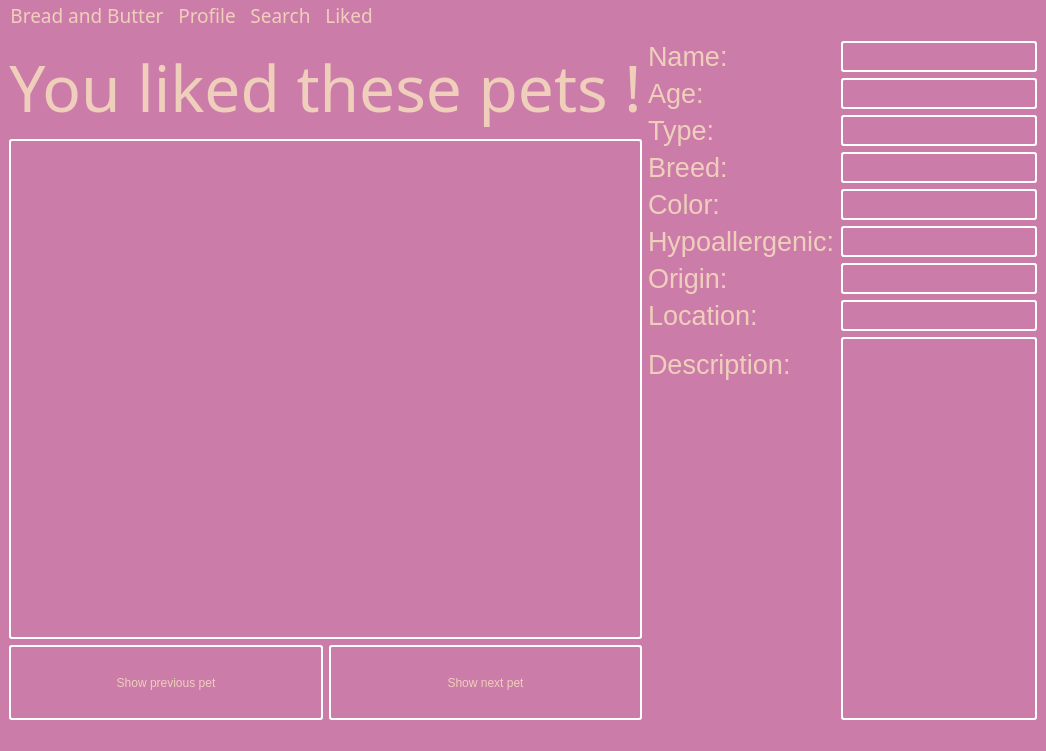
The window that breadnbutter/gui/petliked.ui (jacksodl23/cs-205-pet-adoption) describes before a commit, drawn with Qt 5.
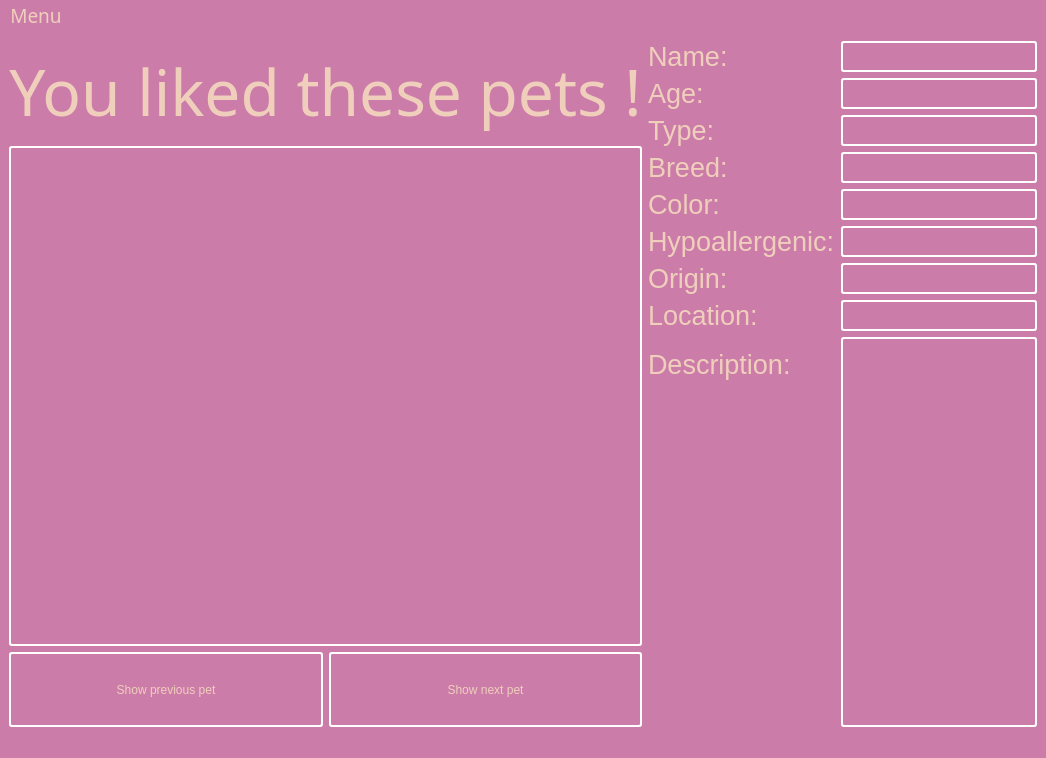
The same window after the commit.

Commit message: reoganized menus

Diff of the .ui file:
```diff
--- a/breadnbutter/gui/petliked.ui
+++ b/breadnbutter/gui/petliked.ui
@@ -7,7 +7,7 @@
     <x>0</x>
     <y>0</y>
     <width>1046</width>
-    <height>751</height>
+    <height>758</height>
    </rect>
   </property>
   <property name="palette">
@@ -779,36 +779,15 @@
    </property>
    <widget class="QMenu" name="menuBread_and_Butter">
     <property name="title">
-     <string>Bread and Butter</string>
+     <string>Menu</string>
     </property>
     <addaction name="actionAbout"/>
     <addaction name="actionLog_out"/>
-   </widget>
-   <widget class="QMenu" name="menuProfile">
-    <property name="font">
-     <font>
-      <family>Dyuthi</family>
-      <pointsize>14</pointsize>
-     </font>
-    </property>
-    <property name="title">
-     <string>Profile</string>
-    </property>
-   </widget>
-   <widget class="QMenu" name="menuSearch">
-    <property name="title">
-     <string>Search</string>
-    </property>
-   </widget>
-   <widget class="QMenu" name="menuLiked">
-    <property name="title">
-     <string>Liked</string>
-    </property>
+    <addaction name="actionSearch"/>
+    <addaction name="actionHelp"/>
+    <addaction name="actionLog_out_2"/>
    </widget>
    <addaction name="menuBread_and_Butter"/>
-   <addaction name="menuProfile"/>
-   <addaction name="menuSearch"/>
-   <addaction name="menuLiked"/>
   </widget>
   <widget class="QStatusBar" name="statusbar"/>
   <action name="actionAbout">
```
Left out of the diff: 29 changed lines with no effect on the pictures. The commit also changes 5 other files.
